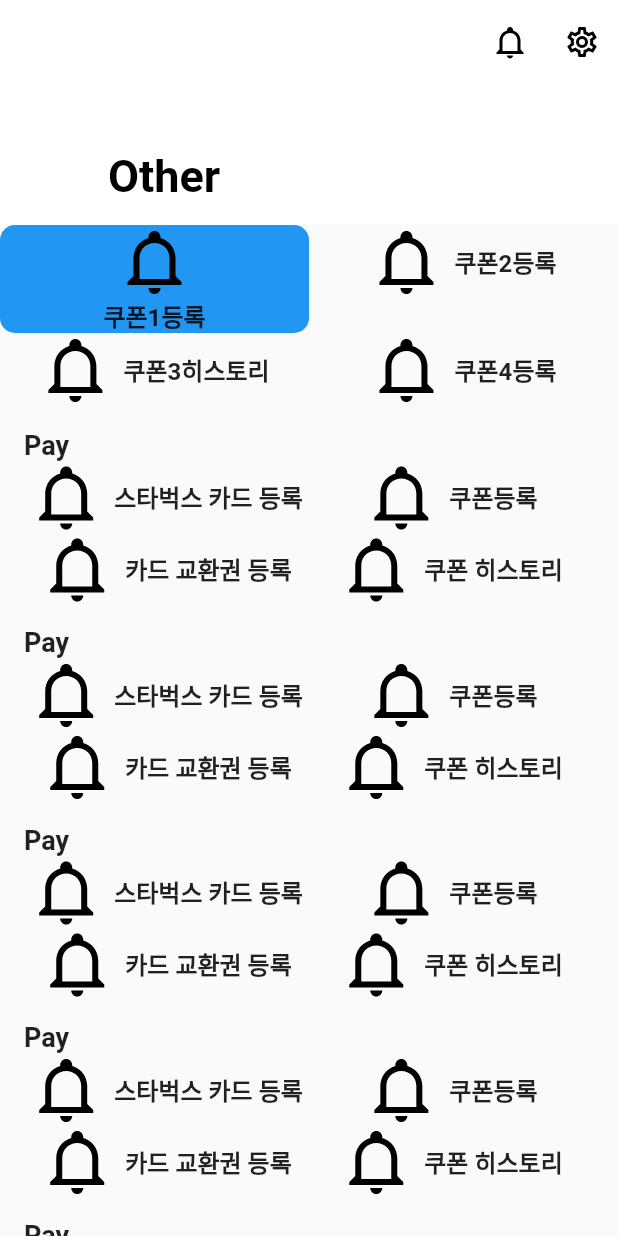
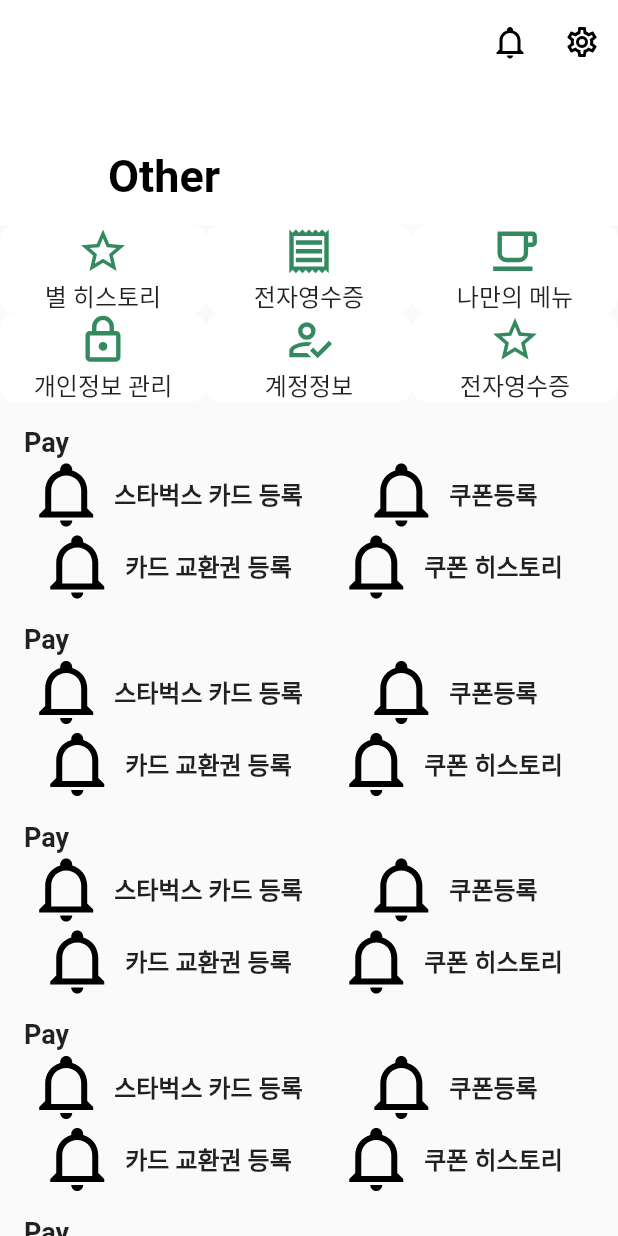
Before and after one commit to higun295/FlutterCollection, a Flutter app: the Other screen opened directly, on a phone screen of 412 x 824 dp. Run offline on Flutter 3.47's test engine with Material 2 defaults, Android fonts, the phone set to English and light mode, and no system bars; our stand-ins replace flutter_svg, webview_flutter.

Commit message:
20230522_3

```diff
--- /dev/null
+++ b/starbucks/Documents/reference.txt
@@ -0,0 +1 @@
+Starbucks 녹색 : 0xFF348a5f
--- a/starbucks/lib/Views/Other.dart
+++ b/starbucks/lib/Views/Other.dart
@@ -34,14 +34,16 @@ class Other extends StatelessWidget {
               children: [
                 TableRow(
                   children: [
-                    MenuGrid(icon: 'images/bell.svg', label: '쿠폰1등록'),
-                    MenuButton(icon: 'images/bell.svg', label: '쿠폰2등록'),
+                    MenuGrid(icon: 'images/star-history.svg', label: '별 히스토리'),
+                    MenuGrid(icon: 'images/receipt.svg', label: '전자영수증'),
+                    MenuGrid(icon: 'images/my-menu.svg', label: '나만의 메뉴'),
                   ],
                 ),
                 TableRow(
                   children: [
-                    MenuButton(icon: 'images/bell.svg', label: '쿠폰3히스토리'),
-                    MenuButton(icon: 'images/bell.svg', label: '쿠폰4등록'),
+                    MenuGrid(icon: 'images/lock.svg', label: '개인정보 관리'),
+                    MenuGrid(icon: 'images/account.svg', label: '계정정보'),
+                    MenuGrid(icon: 'images/star-history.svg', label: '전자영수증'),
                   ],
                 ),
               ],
--- a/starbucks/lib/Widgets/MenuGrid.dart
+++ b/starbucks/lib/Widgets/MenuGrid.dart
@@ -19,17 +19,19 @@ class MenuGrid extends StatelessWidget {
       },
       child: Container(
         decoration: BoxDecoration(
-          color: Colors.blue,
+          color: Color(0xFFFFFFFF),
           borderRadius: BorderRadius.circular(10.0)
         ),
         child: Column(
           children: [
-            SvgPicture.asset(icon, width:48, height: 48,),
+            SvgPicture.asset(
+              icon, width:35, height: 35,
+              colorFilter: ColorFilter.mode(Color(0xFF348a5f), BlendMode.srcIn),
+            ),
             Text(
               label,
               style: TextStyle(
                 fontSize: 16,
-                fontWeight: FontWeight.bold
               ),)
           ],
         ),
--- a/starbucks/pubspec.yaml
+++ b/starbucks/pubspec.yaml
@@ -69,6 +69,11 @@ flutter:
     - images/shop.svg
     - images/other.svg
     - images/magnify.svg
+    - images/star-history.svg
+    - images/account.svg
+    - images/lock.svg
+    - images/my-menu.svg
+    - images/receipt.svg
   #   - images/a_dot_burr.jpeg
   #   - images/a_dot_ham.jpeg
 
```
Also changed, not shown: starbucks/images/account.svg (added), starbucks/images/lock.svg (added), starbucks/images/my-menu.svg (added), starbucks/images/receipt.svg (added), starbucks/images/star-history.svg (added).
